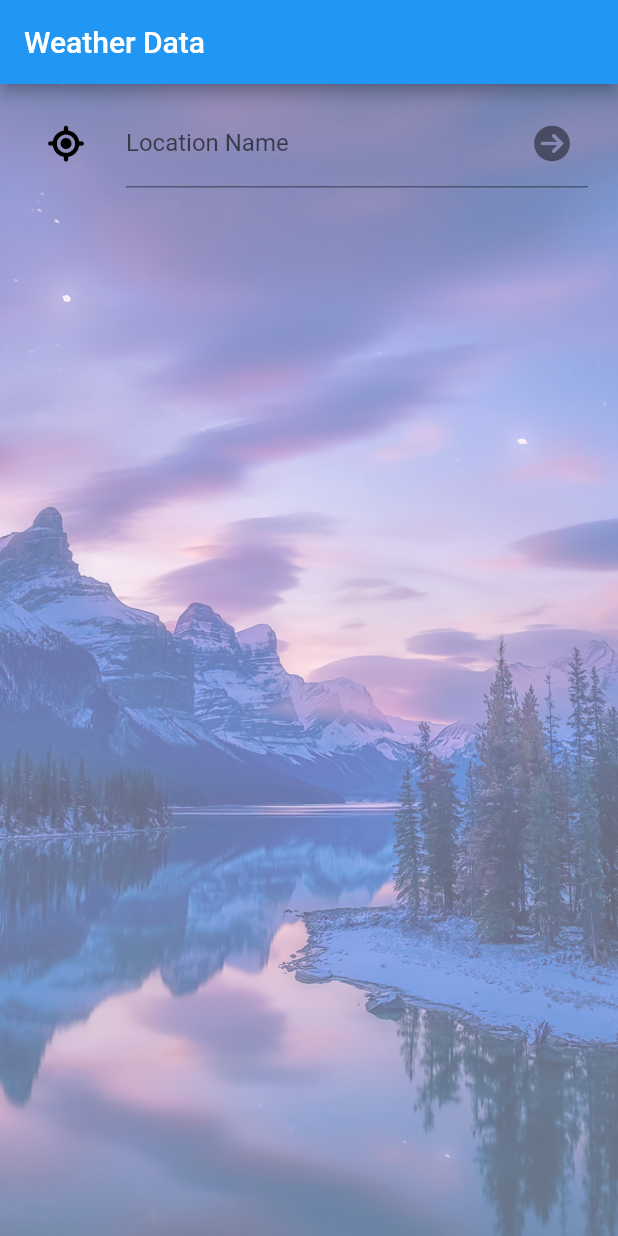
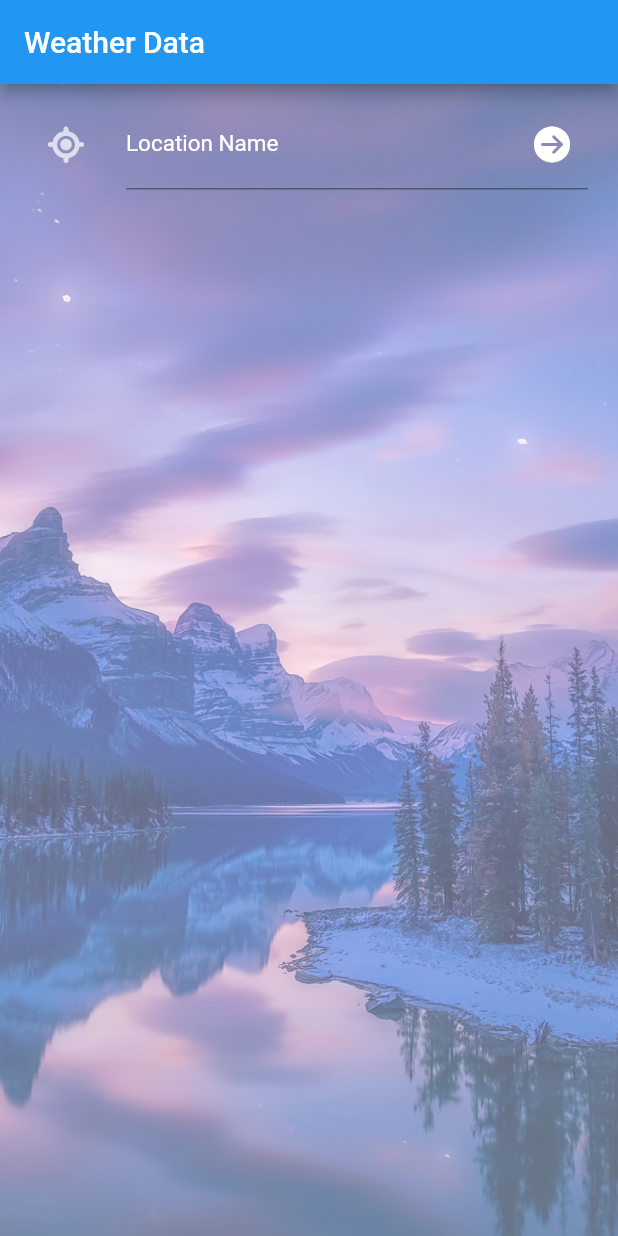
Before and after one commit to Sumit401/weather_project, a Flutter app: the screen it shows after launch, on a phone screen of 412 x 824 dp. Run offline on Flutter 3.47's test engine with Material 2 defaults, Android fonts, the light colour scheme and no system bars; our stand-ins replace fluttertoast, font_awesome_flutter, geocoding, geolocator.

Commit message:
Initial Commit

```diff
--- a/lib/HomePage.dart
+++ b/lib/HomePage.dart
@@ -31,10 +31,10 @@ class _HomePageState extends State<HomePage> {
                     "assets/images/background.png",
                     fit: BoxFit.fill,
                   )),
+              Column(
+                children: [
                   textFormField(),
-              Positioned(
-                bottom: MediaQuery.of(context).size.height / 1.7,
-                child: Column(
+                  Column(
                     mainAxisAlignment: MainAxisAlignment.start,
                     children: [
                       // Text field with Buttons................
@@ -60,6 +60,7 @@ class _HomePageState extends State<HomePage> {
                       ),
                     ],
                   ),
+                ],
               ),
             ],
           ),
--- a/lib/widgets/submitButton.dart
+++ b/lib/widgets/submitButton.dart
@@ -7,6 +7,7 @@ import 'flutterToast.dart';
 
 Widget submitButton(weatherProvider) {
   return IconButton(
+    color: Colors.white,
     onPressed: () async {
       FocusManager.instance.primaryFocus?.unfocus();
       // Get location data..........
--- a/lib/widgets/textFormField.dart
+++ b/lib/widgets/textFormField.dart
@@ -10,12 +10,14 @@ import 'submitButton.dart';
 
 Widget textFormField() {
   return Container(
-    margin: const EdgeInsets.symmetric(horizontal: 20, vertical: 10),
+    margin: const EdgeInsets.only(right: 20,left: 20, bottom: 30,top: 10),
     child: Consumer<WeatherProvider>(
       builder: (context, weatherProvider, child) {
         return TextFormField(
           minLines: 1,
           maxLines: 1,
+          scrollPadding: EdgeInsets.all(20),
+          style: const TextStyle(color: Colors.white,fontSize: 18),
           keyboardType: TextInputType.streetAddress,
           textCapitalization: TextCapitalization.words,
           onChanged: (value) {
@@ -30,11 +32,13 @@ Widget textFormField() {
 
 inputDecoration(weatherProvider) {
   return InputDecoration(
+    focusedBorder: const UnderlineInputBorder(borderSide: BorderSide(color: Colors.white)),
       labelText: "Location Name",
+      labelStyle: const TextStyle(color: Colors.white,fontSize: 15),
       suffixIcon: submitButton(weatherProvider),
       icon: IconButton(
         icon: const Icon(FontAwesomeIcons.locationCrosshairs,
-            color: Colors.black),
+            color: Colors.white70),
         onPressed: () async {
           FocusManager.instance.primaryFocus?.unfocus();
           try {
```
Lines whose indentation alone changed are shown as unchanged.
